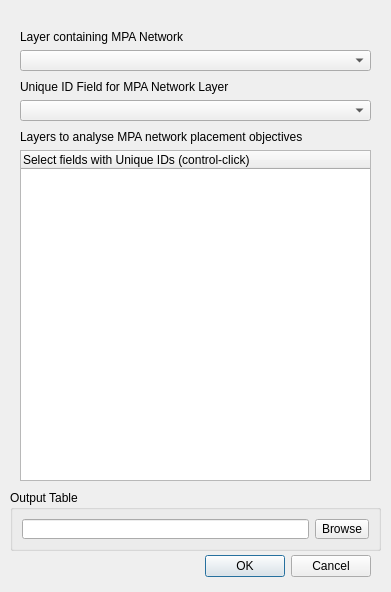
Old version of the form MPA_postHocAccounting_dialog_base.ui in the repository MACBIO/MPAPostHocAccounting.
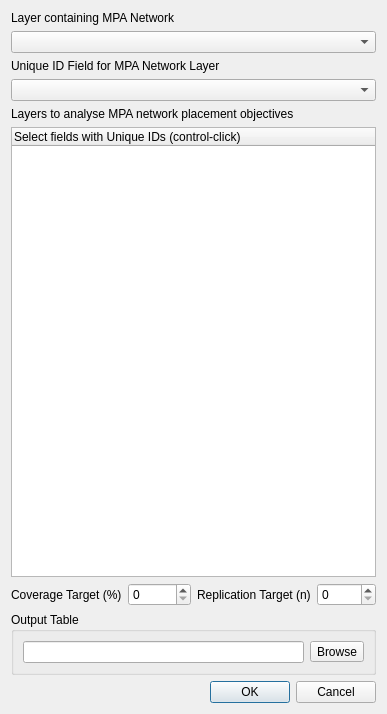
New version of the form.

Commit message: implemented target testing

The edit to the form file:
```diff
--- a/MPA_postHocAccounting_dialog_base.ui
+++ b/MPA_postHocAccounting_dialog_base.ui
@@ -6,39 +6,16 @@
    <rect>
     <x>0</x>
     <y>0</y>
-    <width>391</width>
-    <height>592</height>
+    <width>387</width>
+    <height>714</height>
    </rect>
   </property>
   <property name="windowTitle">
    <string>MPA Post-Hoc Accounting</string>
   </property>
-  <widget class="QDialogButtonBox" name="button_box">
-   <property name="geometry">
-    <rect>
-     <x>30</x>
-     <y>550</y>
-     <width>341</width>
-     <height>32</height>
-    </rect>
-   </property>
-   <property name="orientation">
-    <enum>Qt::Horizontal</enum>
-   </property>
-   <property name="standardButtons">
-    <set>QDialogButtonBox::Cancel|QDialogButtonBox::Ok</set>
-   </property>
-  </widget>
-  <widget class="QWidget" name="layoutWidget">
-   <property name="geometry">
-    <rect>
-     <x>20</x>
-     <y>30</y>
-     <width>351</width>
-     <height>41</height>
-    </rect>
-   </property>
-   <layout class="QVBoxLayout">
+  <layout class="QVBoxLayout" name="verticalLayout">
+   <item>
+    <layout class="QVBoxLayout" name="inMPAbox">
     <item>
      <widget class="QLabel" name="label">
       <property name="sizePolicy">
@@ -56,17 +33,29 @@
      <widget class="QComboBox" name="inMPA_Layer"/>
     </item>
    </layout>
-  </widget>
-  <widget class="QWidget" name="layoutWidget_2">
-   <property name="geometry">
-    <rect>
-     <x>20</x>
-     <y>130</y>
-     <width>351</width>
-     <height>351</height>
-    </rect>
-   </property>
-   <layout class="QVBoxLayout" name="_2">
+   </item>
+   <item>
+    <layout class="QVBoxLayout" name="inMPAfieldbox">
+     <item>
+      <widget class="QLabel" name="label_3">
+       <property name="sizePolicy">
+        <sizepolicy hsizetype="Preferred" vsizetype="Fixed">
+         <horstretch>0</horstretch>
+         <verstretch>0</verstretch>
+        </sizepolicy>
+       </property>
+       <property name="text">
+        <string>Unique ID Field for MPA Network Layer</string>
+       </property>
+      </widget>
+     </item>
+     <item>
+      <widget class="QComboBox" name="inMPA_Field"/>
+     </item>
+    </layout>
+   </item>
+   <item>
+    <layout class="QVBoxLayout" name="inDatabox">
     <item>
      <widget class="QLabel" name="label_2">
       <property name="sizePolicy">
@@ -91,6 +80,9 @@
       <property name="selectionMode">
        <enum>QAbstractItemView::ExtendedSelection</enum>
       </property>
+       <property name="columnCount">
+        <number>1</number>
+       </property>
       <column>
        <property name="text">
         <string>Select fields with Unique IDs (control-click)</string>
@@ -99,44 +91,41 @@
      </widget>
     </item>
    </layout>
-  </widget>
-  <widget class="QWidget" name="layoutWidget_3">
-   <property name="geometry">
-    <rect>
-     <x>20</x>
-     <y>80</y>
-     <width>351</width>
-     <height>41</height>
-    </rect>
-   </property>
-   <layout class="QVBoxLayout" name="_3">
+   </item>
     <item>
-     <widget class="QLabel" name="label_3">
-      <property name="sizePolicy">
-       <sizepolicy hsizetype="Preferred" vsizetype="Fixed">
-        <horstretch>0</horstretch>
-        <verstretch>0</verstretch>
-       </sizepolicy>
-      </property>
+    <layout class="QHBoxLayout" name="horizontalLayout_3">
+     <item>
+      <layout class="QHBoxLayout" name="horizontalLayout_2">
+       <item>
+        <widget class="QLabel" name="coverageLabel">
       <property name="text">
-       <string>Unique ID Field for MPA Network Layer</string>
+          <string>Coverage Target (%)</string>
       </property>
      </widget>
     </item>
     <item>
-     <widget class="QComboBox" name="inMPA_Field"/>
-    </item>
-   </layout>
-  </widget>
+        <widget class="QSpinBox" name="coverageSpinBox"/>
+       </item>
+      </layout>
+     </item>
+     <item>
+      <layout class="QHBoxLayout" name="horizontalLayout">
+       <item>
+        <widget class="QLabel" name="replLabel">
+         <property name="text">
+          <string>Replication Target (n)</string>
+         </property>
+        </widget>
+       </item>
+       <item>
+        <widget class="QSpinBox" name="replSpinBox"/>
+       </item>
+      </layout>
+     </item>
+    </layout>
+   </item>
+   <item>
   <widget class="QGroupBox" name="groupBox_2">
-   <property name="geometry">
-    <rect>
-     <x>10</x>
-     <y>490</y>
-     <width>371</width>
-     <height>61</height>
-    </rect>
-   </property>
    <property name="sizePolicy">
     <sizepolicy hsizetype="Preferred" vsizetype="Fixed">
      <horstretch>0</horstretch>
@@ -163,6 +152,18 @@
     </item>
    </layout>
   </widget>
+   </item>
+   <item>
+    <widget class="QDialogButtonBox" name="button_box">
+     <property name="orientation">
+      <enum>Qt::Horizontal</enum>
+     </property>
+     <property name="standardButtons">
+      <set>QDialogButtonBox::Cancel|QDialogButtonBox::Ok</set>
+     </property>
+    </widget>
+   </item>
+  </layout>
  </widget>
  <resources/>
  <connections>
```
Left out of the diff: 6 changed lines with no effect on the pictures. Lines whose indentation alone changed are shown as unchanged. The commit also changes 2 other files.
